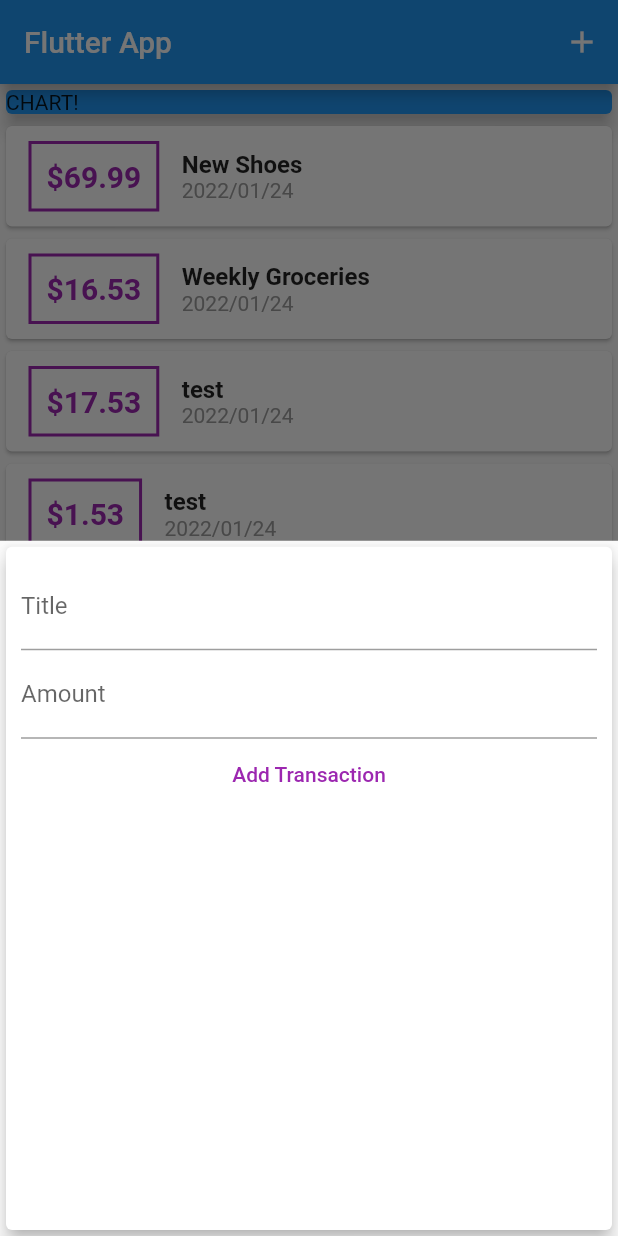
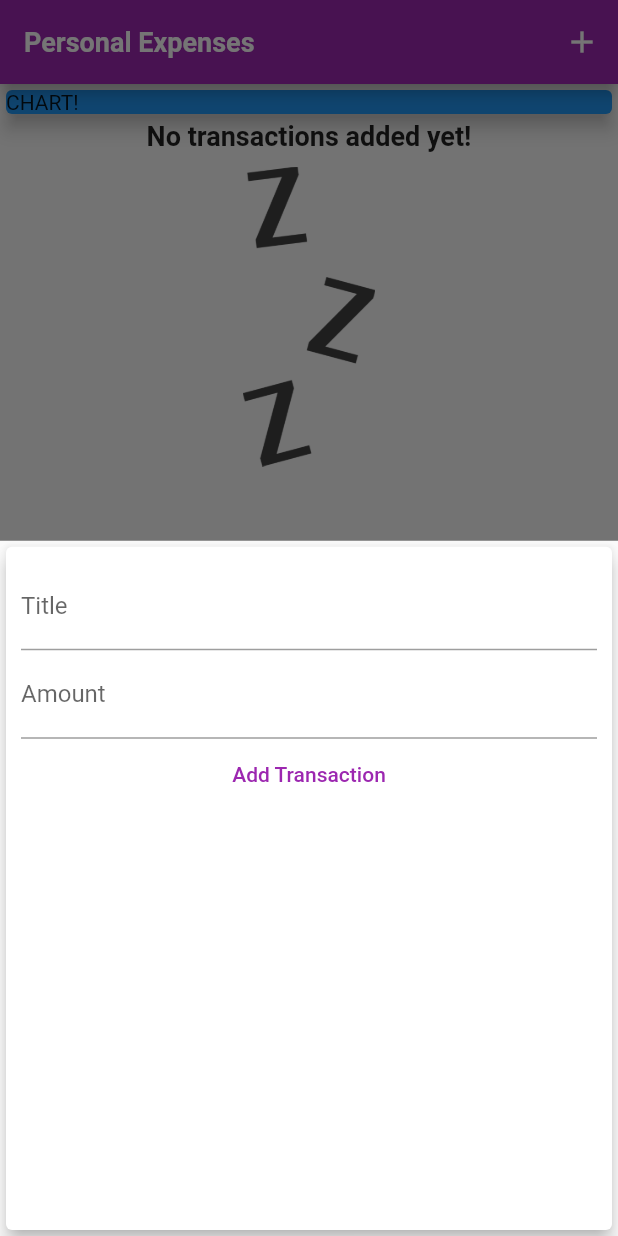
Before and after one commit to qzhao1992/personal_expense, a Flutter app: the screen it shows after launch, after a tap on the "add" icon, on a phone screen of 412 x 824 dp. Run offline on Flutter 3.47's test engine with Material 2 defaults, Android fonts, the phone set to English and light mode, and no system bars; Roboto replaces fonts that are missing (OpenSans).

Commit message:
adding images

```diff
--- a/lib/main.dart
+++ b/lib/main.dart
@@ -11,7 +11,17 @@ class MyApp extends StatelessWidget {
   @override
   Widget build(BuildContext context) {
     return MaterialApp(
-      title: 'Flutter App',
+      title: 'Personal Expenses',
+      theme: ThemeData(
+        primarySwatch: Colors.purple,
+        textTheme: ThemeData.light().textTheme.copyWith(
+                headline6: TextStyle(
+                  fontFamily: 'OpenSans',
+                  fontWeight: FontWeight.bold,
+                  fontSize: 18,
+                ),
+              ),
+      ),
       home: MyHomePage(),
     );
   }
@@ -25,42 +35,42 @@ class MyHomePage extends StatefulWidget {
 class _MyHomePageState extends State<MyHomePage> {
 
   final List<Transaction> _userTransactions = [
-    Transaction(
-      id: 't1',
-      title: 'New Shoes',
-      amount: 69.99,
-      date: DateTime.now(),
-    ),
-    Transaction(
-      id: 't2',
-      title: 'Weekly Groceries',
-      amount: 16.53,
-      date: DateTime.now(),
-    ),
-    Transaction(
-      id: 't3',
-      title: 'test',
-      amount: 17.53,
-      date: DateTime.now(),
-    ),
-    Transaction(
-      id: 't4',
-      title: 'test',
-      amount: 1.53,
-      date: DateTime.now(),
-    ),
-    Transaction(
-      id: 't5',
-      title: 'test',
-      amount: 11.53,
-      date: DateTime.now(),
-    ),
-    Transaction(
-      id: 't6',
-      title: 'test',
-      amount: 111.53,
-      date: DateTime.now(),
-    ),
+    // Transaction(
+    //   id: 't1',
+    //   title: 'New Shoes',
+    //   amount: 69.99,
+    //   date: DateTime.now(),
+    // ),
+    // Transaction(
+    //   id: 't2',
+    //   title: 'Weekly Groceries',
+    //   amount: 16.53,
+    //   date: DateTime.now(),
+    // ),
+    // Transaction(
+    //   id: 't3',
+    //   title: 'test',
+    //   amount: 17.53,
+    //   date: DateTime.now(),
+    // ),
+    // Transaction(
+    //   id: 't4',
+    //   title: 'test',
+    //   amount: 1.53,
+    //   date: DateTime.now(),
+    // ),
+    // Transaction(
+    //   id: 't5',
+    //   title: 'test',
+    //   amount: 11.53,
+    //   date: DateTime.now(),
+    // ),
+    // Transaction(
+    //   id: 't6',
+    //   title: 'test',
+    //   amount: 111.53,
+    //   date: DateTime.now(),
+    // ),
   ];
 
   void _addNewTransaction(String txTitle, double txAmount){
@@ -85,7 +95,7 @@ class _MyHomePageState extends State<MyHomePage> {
   Widget build(BuildContext context) {
     return Scaffold(
       appBar: AppBar(
-        title: Text('Flutter App'),
+        title: Text('Personal Expenses'),
         actions: [
           IconButton(
             icon: Icon(Icons.add),
--- a/lib/widgets/new_transaction.dart
+++ b/lib/widgets/new_transaction.dart
@@ -1,11 +1,18 @@
 import 'package:flutter/material.dart';
 
-class NewTransaction extends StatelessWidget {
+class NewTransaction extends StatefulWidget {
   final Function addTx;
-  final titleController = TextEditingController();
-  final amountController = TextEditingController();
 
   NewTransaction(this.addTx);
+
+  @override
+  State<NewTransaction> createState() => _NewTransactionState();
+}
+
+class _NewTransactionState extends State<NewTransaction> {
+  final titleController = TextEditingController();
+
+  final amountController = TextEditingController();
 
   void submitData(){
     final enteredTitle = titleController.text;
@@ -15,7 +22,7 @@ class NewTransaction extends StatelessWidget {
       return;
     }
 
-    addTx(
+    widget.addTx(
       enteredTitle,
       enteredAmount
     );
--- a/lib/widgets/transaction_list.dart
+++ b/lib/widgets/transaction_list.dart
@@ -11,7 +11,21 @@ class TransactionList extends StatelessWidget{
   Widget build(BuildContext context) {
     return Container(
       height: 300.0,
-      child: ListView.builder(
+      child: transactions.isEmpty
+      ? Column(
+        children: [
+          Text(
+            "No transactions added yet!",
+            style: Theme.of(context).textTheme.headline6,
+          ),
+          SizedBox(
+            height: 10,
+          ),
+          Container(
+            height: 200,
+            child: Image.asset('assets/images/waiting.png', fit: BoxFit.cover)),
+        ],)
+      : ListView.builder(
         itemBuilder: (ctx, index){
           return Card(
                   child: Row(
@@ -23,7 +37,7 @@ class TransactionList extends StatelessWidget{
                         ),
                         decoration: BoxDecoration(
                           border: Border.all(
-                            color: Colors.purple,
+                            color: Theme.of(context).primaryColor,
                             width: 2,
                           ),
                         ),
@@ -33,7 +47,7 @@ class TransactionList extends StatelessWidget{
                           style: TextStyle(
                             fontWeight: FontWeight.bold,
                             fontSize: 20,
-                            color: Colors.purple,
+                            color: Theme.of(context).primaryColor,
                           ),
                         ),
                       ),
--- a/pubspec.yaml
+++ b/pubspec.yaml
@@ -59,9 +59,9 @@ flutter:
   uses-material-design: true
 
   # To add assets to your application, add an assets section, like this:
-  # assets:
-  #   - images/a_dot_burr.jpeg
-  #   - images/a_dot_ham.jpeg
+  assets:
+    - assets/images/waiting.png
+
 
   # An image asset can refer to one or more resolution-specific "variants", see
   # https://flutter.dev/assets-and-images/#resolution-aware.
```
Also changed, not shown: assets/images/waiting.png (added).
